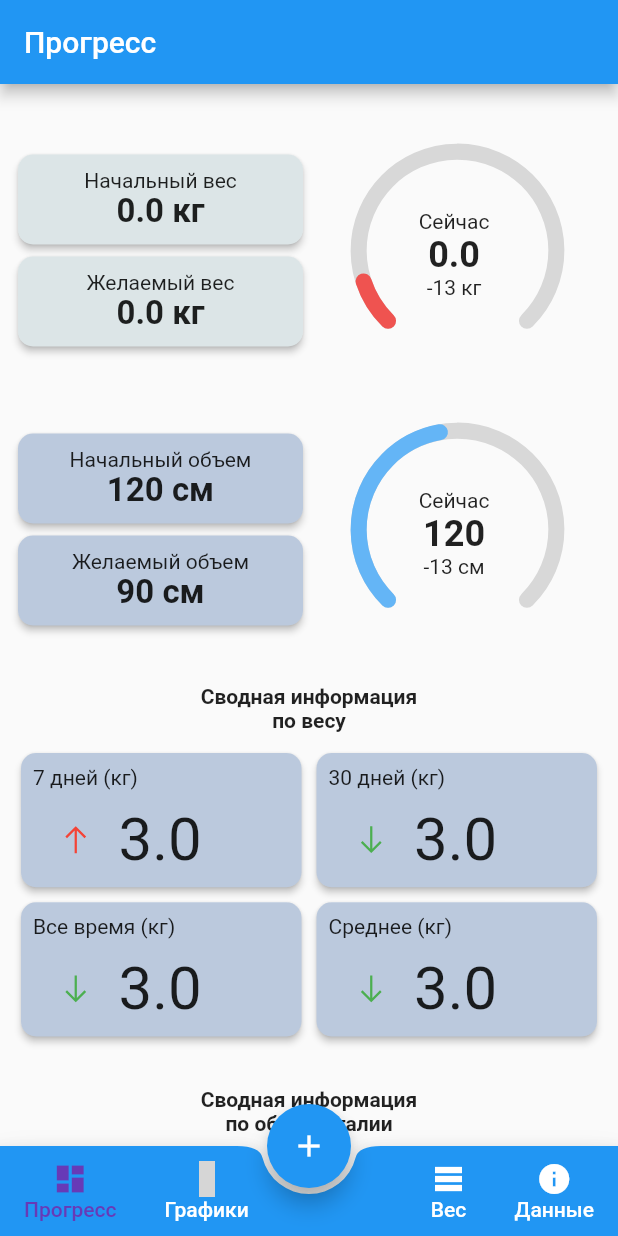
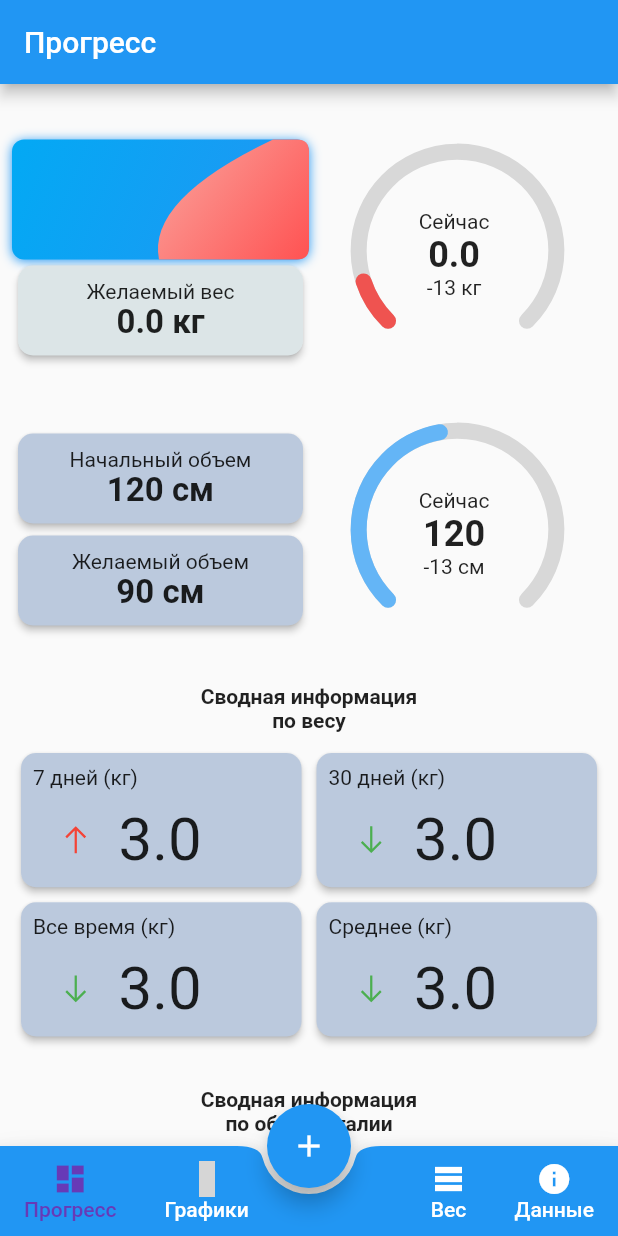
Before and after one commit to Graaggas/WeightControlWithGetX, a Flutter app: the HomePage screen opened directly, item 2 of the bottom bar chosen, after a tap on "Прогресс", on a phone screen of 412 x 824 dp. Run offline on Flutter 3.47's test engine with Material 2 defaults, Android fonts, the phone set to English and light mode, and no system bars; drawn by our look-alikes of auto_size_text, syncfusion_flutter_gauges; our stand-ins replace adaptive_dialog, flutter_boxicons, get, hive, line_awesome_flutter, logger; accounts and stored records are empty; generated files the repository leaves out were written again; statements that could not run were skipped; grey boxes are pictures that could not be loaded.

Commit message:
designing #1

```diff
--- a/lib/screens/home_page.dart
+++ b/lib/screens/home_page.dart
@@ -47,6 +47,7 @@ class _HomePageState extends State<HomePage> {
 
 
     return Scaffold(
+
       floatingActionButtonLocation: FloatingActionButtonLocation.centerDocked,
       floatingActionButton: FloatingActionButton(
         child: Icon(Icons.add),
@@ -189,9 +190,14 @@ class _HomePageState extends State<HomePage> {
           ),
         ),
       ),
-      body: PageStorage(
-        child: currentScreen,
-        bucket: bucket,
+      body: Container(
+        // decoration: BoxDecoration(
+        //   gradient: LinearGradient(colors: [Colors.blue, Colors.red[300]], begin: Alignment.topLeft, end: Alignment.bottomRight),
+        // ),
+        child: PageStorage(
+          child: currentScreen,
+          bucket: bucket,
+        ),
       ),
     );
   }
--- a/lib/screens/tabs/dashboard/dashboard-page.dart
+++ b/lib/screens/tabs/dashboard/dashboard-page.dart
@@ -1,12 +1,13 @@
 import 'package:auto_size_text/auto_size_text.dart';
+import 'package:flutter/cupertino.dart';
 import 'package:flutter/material.dart';
+import 'dart:ui' as ui;
 import 'package:get/get.dart';
 import 'package:line_awesome_flutter/line_awesome_flutter.dart';
 import 'package:provider/provider.dart';
 import 'package:syncfusion_flutter_gauges/gauges.dart';
 import 'package:weight_control/misc/constants.dart';
 import 'package:weight_control/model/weight/controllerDashboardInfo.dart';
-
 
 class DashboardPage extends StatelessWidget {
   @override
@@ -42,47 +43,76 @@ class DashboardPage extends StatelessWidget {
                     Expanded(
                       child: Column(
                         children: [
+                          Stack(
+                            children: <Widget>[
                               Container(
-                            child: Card(
-                              shape: RoundedRectangleBorder(
-                                borderRadius: BorderRadius.circular(10.0),
-                              ),
-                              elevation: 2,
-                              color:
-                              Color(colorContainerWithStartEndValuesWeight),
-                              child: Padding(
-                                padding: const EdgeInsets.all(1.0),
-                                child: Row(
-                                  mainAxisAlignment: MainAxisAlignment.center,
-                                  children: [
-                                    // Icon(
-                                    //   LineAwesomeIcons.arrow_circle_up,
-                                    //   color: Colors.red,
-                                    // ),
-                                    Padding(
-                                      padding: const EdgeInsets.all(8.0),
-                                      child: Column(
-                                        children: [
-                                          Text("Начальный вес"),
-                                          GetBuilder<ControllerDashboardInfo>(
-                                            init: ControllerDashboardInfo(),
-                                            builder: (controller) {
-                                              return Text(
-                                                "${controller.startWeight} кг",
-                                                style: TextStyle(
-                                                  fontSize: 22,
-                                                  fontWeight: FontWeight.bold,
-                                                ),
-                                              );
-                                            },
+                                // margin: EdgeInsets.all(4),
+                                height: 80,
+                                decoration: BoxDecoration(
+                                    borderRadius: BorderRadius.circular(8),
+                                    gradient: LinearGradient(
+                                        colors: [Colors.lightBlue, Colors.blue],
+                                        begin: Alignment.topLeft,
+                                        end: Alignment.bottomRight),
+                                    boxShadow: [
+                                      BoxShadow(
+                                        color: Colors.blue,
+                                        blurRadius: 6,
+                                        offset: Offset(0, 1),
                                       ),
                                     ],
                                 ),
+                                // child: Card(
+                                //   shape: RoundedRectangleBorder(
+                                //     borderRadius: BorderRadius.circular(10.0),
+                                //   ),
+                                //   elevation: 2,
+                                //   color:
+                                //   Color(colorContainerWithStartEndValuesWeight),
+                                //   child: Padding(
+                                //     padding: const EdgeInsets.all(1.0),
+                                //     child: Row(
+                                //       mainAxisAlignment: MainAxisAlignment.center,
+                                //       children: [
+                                //         // Icon(
+                                //         //   LineAwesomeIcons.arrow_circle_up,
+                                //         //   color: Colors.red,
+                                //         // ),
+                                //         Padding(
+                                //           padding: const EdgeInsets.all(8.0),
+                                //           child: Column(
+                                //             children: [
+                                //               Text("Начальный вес"),
+                                //               GetBuilder<ControllerDashboardInfo>(
+                                //                 init: ControllerDashboardInfo(),
+                                //                 builder: (controller) {
+                                //                   return Text(
+                                //                     "${controller.startWeight} кг",
+                                //                     style: TextStyle(
+                                //                       fontSize: 22,
+                                //                       fontWeight: FontWeight.bold,
+                                //                     ),
+                                //                   );
+                                //                 },
+                                //               ),
+                                //             ],
+                                //           ),
+                                //         ),
+                                //       ],
+                                //     ),
+                                //   ),
+                                // ),
+                              ),
+                              Positioned(
+                              right: 0,
+                                top: 0,
+                                bottom: 0,
+                                child: CustomPaint(
+                                  size: Size(100,80),
+                                  painter: WidgetValues(),
+                                ),
                               ),
                             ],
-                                ),
-                              ),
-                            ),
                           ),
                           Container(
                             child: Card(
@@ -108,7 +138,7 @@ class DashboardPage extends StatelessWidget {
                                           Text("Желаемый вес"),
                                           GetBuilder<ControllerDashboardInfo>(
                                             init: ControllerDashboardInfo(),
-                                              builder:(controller) {
+                                            builder: (controller) {
                                               return Text(
                                                 "${controller.wantedWeight} кг",
                                                 style: TextStyle(
@@ -167,9 +197,9 @@ class DashboardPage extends StatelessWidget {
                                             MainAxisAlignment.center,
                                         children: [
                                           Text("Сейчас"),
-
-                                          GetBuilder(builder: (
-                                              ControllerDashboardInfo controller) {
+                                          GetBuilder(builder:
+                                              (ControllerDashboardInfo
+                                                  controller) {
                                             return Text(
                                               // "${controller.listWeights[controller.itemCounter.value-1]}",
                                               "${controller.currentWeight}",
@@ -179,7 +209,6 @@ class DashboardPage extends StatelessWidget {
                                               ),
                                             );
                                           }),
-
                                         ],
                                       ),
                                       Text("-13 кг"),
@@ -495,3 +524,38 @@ class DashboardPage extends StatelessWidget {
     );
   }
 }
+
+class WidgetValues extends CustomPainter {
+  var startColor = Colors.red;
+  var endColor = Colors.redAccent;
+  var radius = 8.0;
+
+  @override
+  void paint(Canvas canvas, Size size) {
+    var paint = Paint();
+    paint.shader = ui.Gradient.linear(
+        Offset(0, 0), Offset(size.width, size.height), [
+      HSLColor.fromColor(startColor).withLightness(0.8).toColor(),
+      endColor
+    ]);
+
+    var path = Path()
+      ..moveTo(0, size.height)
+      ..lineTo(size.width - radius, size.height)
+      ..quadraticBezierTo(
+          size.width, size.height, size.width, size.height - radius)
+       ..lineTo(size.width, radius)
+      ..quadraticBezierTo(size.width, 0, size.width-radius, 0)
+      ..lineTo(size.width-radius*3, 0)
+      ..quadraticBezierTo(-radius, size.height/2, 0, size.height)
+
+      ..close();
+
+    canvas.drawPath(path, paint);
+  }
+
+  @override
+  bool shouldRepaint(covariant CustomPainter oldDelegate) {
+    return true;
+  }
+}
```
Lines whose indentation alone changed are shown as unchanged.
